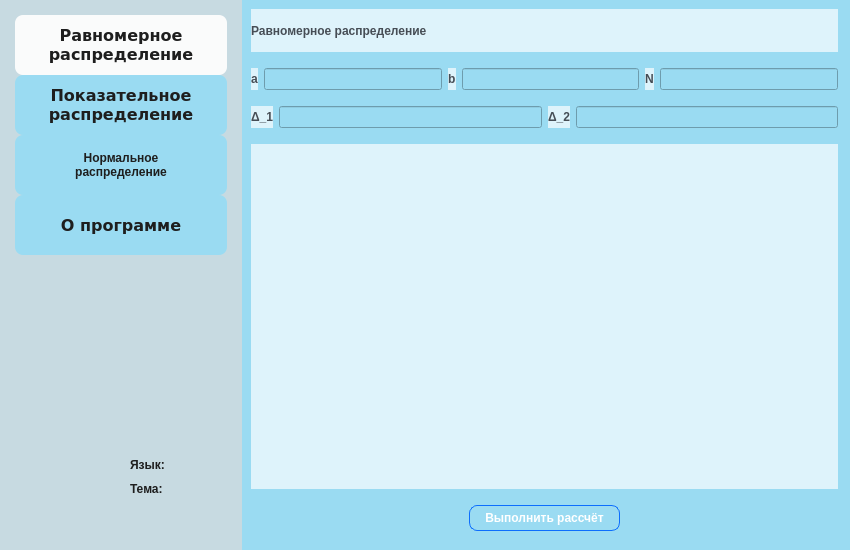
The window that src/View/Ui_View.ui (safosaffers/modeling-distributions-ks) describes before a commit, drawn with Qt 5.
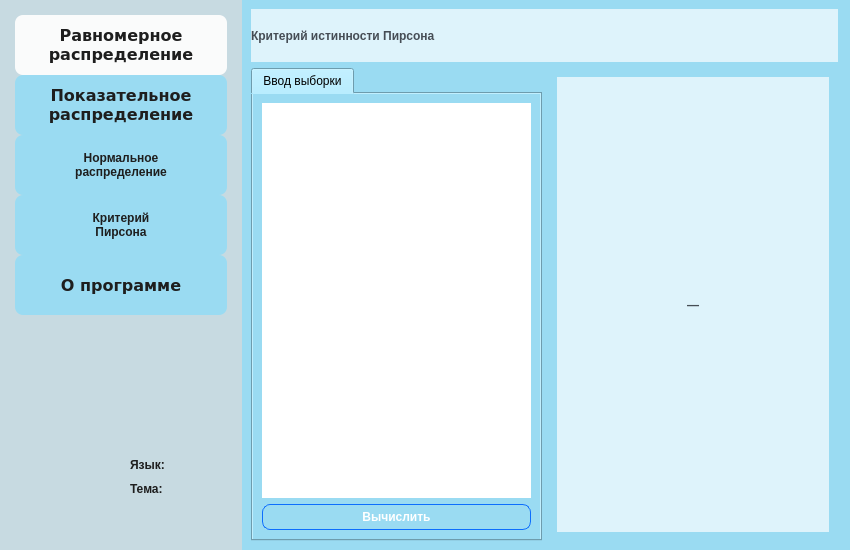
The same window after the commit.

Patch:
```diff
--- a/src/View/Ui_View.ui
+++ b/src/View/Ui_View.ui
@@ -315,6 +315,14 @@
              </item>
              <item>
               <widget class="QPushButton" name="pb_page_3">
+               <property name="text">
+                <string>Критерий
+Пирсона</string>
+               </property>
+              </widget>
+             </item>
+             <item>
+              <widget class="QPushButton" name="pb_page_4">
                <property name="font">
                 <font>
                  <family>Verdana</family>
@@ -461,7 +469,7 @@
          <number>0</number>
         </property>
         <property name="currentIndex">
-         <number>0</number>
+         <number>3</number>
         </property>
         <widget class="QWidget" name="page_0">
          <layout class="QVBoxLayout" name="verticalLayout_3">
@@ -1083,6 +1091,101 @@
           </item>
          </layout>
         </widget>
+        <widget class="QWidget" name="page">
+         <layout class="QVBoxLayout" name="verticalLayout_11">
+          <item>
+           <layout class="QVBoxLayout" name="verticalLayout_7" stretch="1,9">
+            <item>
+             <widget class="QLabel" name="label_11">
+              <property name="text">
+               <string>Критерий истинности Пирсона</string>
+              </property>
+             </widget>
+            </item>
+            <item>
+             <layout class="QHBoxLayout" name="horizontalLayout_5" stretch="5,5">
+              <item>
+               <widget class="QTabWidget" name="tabWidget">
+                <property name="currentIndex">
+                 <number>0</number>
+                </property>
+                <widget class="QWidget" name="tab">
+                 <attribute name="title">
+                  <string>Ввод выборки</string>
+                 </attribute>
+                 <layout class="QVBoxLayout" name="verticalLayout_12">
+                  <item>
+                   <widget class="QTextEdit" name="teSample">
+                    <property name="styleSheet">
+                     <string notr="true">QTextEdit {
+    background-color: rgb(255, 255, 255);
+}</string>
+                    </property>
+                   </widget>
+                  </item>
+                  <item>
+                   <widget class="QPushButton" name="btnPirson">
+                    <property name="text">
+                     <string>Вычислить</string>
+                    </property>
+                   </widget>
+                  </item>
+                 </layout>
+                </widget>
+               </widget>
+              </item>
+              <item>
+               <widget class="QFrame" name="frame">
+                <property name="frameShape">
+                 <enum>QFrame::Shape::StyledPanel</enum>
+                </property>
+                <property name="frameShadow">
+                 <enum>QFrame::Shadow::Raised</enum>
+                </property>
+                <layout class="QVBoxLayout" name="verticalLayout_14" stretch="7,3">
+                 <item>
+                  <layout class="QVBoxLayout" name="vlHistogram"/>
+                 </item>
+                 <item>
+                  <widget class="QLabel" name="lblPirsonInfo">
+                   <property name="sizePolicy">
+                    <sizepolicy hsizetype="Preferred" vsizetype="Preferred">
+                     <horstretch>0</horstretch>
+                     <verstretch>0</verstretch>
+                    </sizepolicy>
+                   </property>
+                   <property name="minimumSize">
+                    <size>
+                     <width>100</width>
+                     <height>0</height>
+                    </size>
+                   </property>
+                   <property name="maximumSize">
+                    <size>
+                     <width>16777215</width>
+                     <height>16777215</height>
+                    </size>
+                   </property>
+                   <property name="styleSheet">
+                    <string notr="true"/>
+                   </property>
+                   <property name="text">
+                    <string>—</string>
+                   </property>
+                   <property name="alignment">
+                    <set>Qt::AlignmentFlag::AlignCenter</set>
+                   </property>
+                  </widget>
+                 </item>
+                </layout>
+               </widget>
+              </item>
+             </layout>
+            </item>
+           </layout>
+          </item>
+         </layout>
+        </widget>
         <widget class="QWidget" name="page_3">
          <layout class="QVBoxLayout" name="verticalLayout_6">
           <item>
```
Left out of the diff: 4 changed lines with no effect on the pictures.
